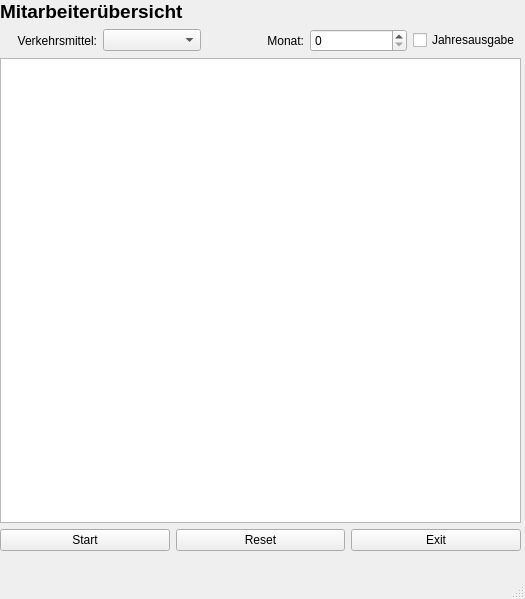
TimonHollaus/restful-webservice-TimonHollaus, file thollaus/GUI.ui: the form before one commit.
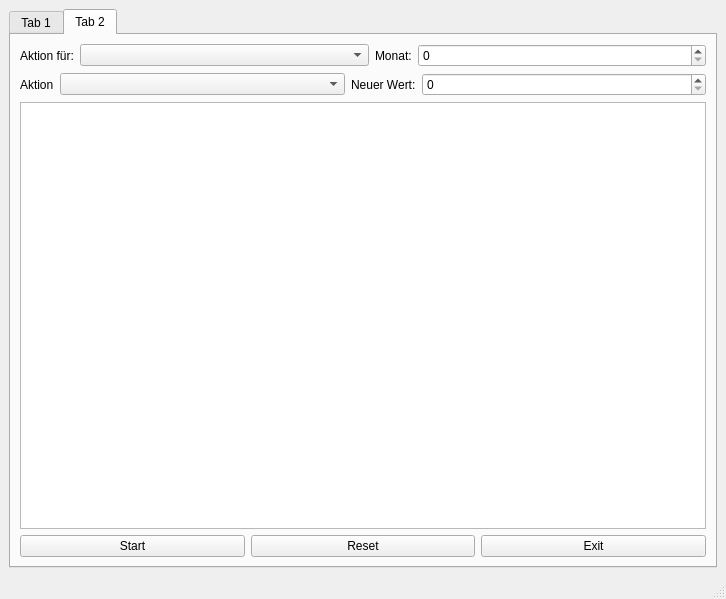
The form after the commit. The open tabs and pages were chosen to show the change.

Commit message: ADD EK part to GUI

The edit to the form file:
```diff
--- a/thollaus/GUI.ui
+++ b/thollaus/GUI.ui
@@ -6,7 +6,7 @@
    <rect>
     <x>0</x>
     <y>0</y>
-    <width>525</width>
+    <width>726</width>
     <height>599</height>
    </rect>
   </property>
@@ -14,34 +14,23 @@
    <string>MainWindow</string>
   </property>
   <widget class="QWidget" name="centralwidget">
-   <widget class="QWidget" name="verticalLayoutWidget">
-    <property name="geometry">
-     <rect>
-      <x>0</x>
-      <y>0</y>
-      <width>521</width>
-      <height>551</height>
-     </rect>
-    </property>
+   <layout class="QVBoxLayout" name="verticalLayout_4">
+    <item>
+     <widget class="QTabWidget" name="tabWidget">
+      <property name="currentIndex">
+       <number>0</number>
+      </property>
+      <widget class="QWidget" name="Mitarbeiterbersicht">
+       <attribute name="title">
+        <string>Tab 1</string>
+       </attribute>
+       <layout class="QVBoxLayout" name="verticalLayout_5">
+        <item>
     <layout class="QVBoxLayout" name="verticalLayout">
      <item>
-      <widget class="QLabel" name="label">
-       <property name="font">
-        <font>
-         <pointsize>14</pointsize>
-         <weight>75</weight>
-         <bold>true</bold>
-        </font>
-       </property>
-       <property name="text">
-        <string>Mitarbeiterübersicht</string>
-       </property>
-      </widget>
-     </item>
+           <layout class="QHBoxLayout" name="horizontalLayout_4">
      <item>
-      <layout class="QHBoxLayout" name="horizontalLayout_3">
-       <item>
-        <widget class="QLabel" name="label_2">
+             <widget class="QLabel" name="label_4">
          <property name="text">
           <string>Verkehrsmittel:</string>
          </property>
@@ -51,10 +40,10 @@
         </widget>
        </item>
        <item>
-        <widget class="QComboBox" name="comboBox_Verkehrsmittel"/>
+             <widget class="QComboBox" name="comboBox_Verkehrsmittel_2"/>
        </item>
        <item>
-        <widget class="QLabel" name="label_3">
+             <widget class="QLabel" name="label_5">
          <property name="layoutDirection">
           <enum>Qt::LeftToRight</enum>
          </property>
@@ -67,10 +56,10 @@
         </widget>
        </item>
        <item>
-        <widget class="QSpinBox" name="spinBox_monat"/>
+             <widget class="QSpinBox" name="spinBox_monat_2"/>
        </item>
        <item>
-        <widget class="QCheckBox" name="checkBox_jahresansicht">
+             <widget class="QCheckBox" name="checkBox_jahresansicht_2">
          <property name="text">
           <string>Jahresausgabe</string>
          </property>
@@ -119,7 +108,148 @@
       </layout>
      </item>
     </layout>
-   </widget>
+        </item>
+       </layout>
+      </widget>
+      <widget class="QWidget" name="AdminDashboard">
+       <attribute name="title">
+        <string>Tab 2</string>
+       </attribute>
+       <layout class="QVBoxLayout" name="verticalLayout_2">
+        <item>
+         <layout class="QVBoxLayout" name="verticalLayout_3">
+          <item>
+           <layout class="QHBoxLayout" name="horizontalLayout_6">
+            <item>
+             <widget class="QLabel" name="label_6">
+              <property name="text">
+               <string>Aktion für:</string>
+              </property>
+              <property name="alignment">
+               <set>Qt::AlignLeading|Qt::AlignLeft|Qt::AlignVCenter</set>
+              </property>
+             </widget>
+            </item>
+            <item>
+             <widget class="QComboBox" name="comboBox_Verkehrsmittel_3">
+              <property name="sizePolicy">
+               <sizepolicy hsizetype="Expanding" vsizetype="Fixed">
+                <horstretch>0</horstretch>
+                <verstretch>0</verstretch>
+               </sizepolicy>
+              </property>
+             </widget>
+            </item>
+            <item>
+             <widget class="QLabel" name="label_7">
+              <property name="layoutDirection">
+               <enum>Qt::LeftToRight</enum>
+              </property>
+              <property name="text">
+               <string>Monat:</string>
+              </property>
+              <property name="alignment">
+               <set>Qt::AlignLeading|Qt::AlignLeft|Qt::AlignVCenter</set>
+              </property>
+             </widget>
+            </item>
+            <item>
+             <widget class="QSpinBox" name="spinBox_monat_3">
+              <property name="sizePolicy">
+               <sizepolicy hsizetype="Expanding" vsizetype="Fixed">
+                <horstretch>0</horstretch>
+                <verstretch>0</verstretch>
+               </sizepolicy>
+              </property>
+             </widget>
+            </item>
+           </layout>
+          </item>
+          <item>
+           <layout class="QHBoxLayout" name="horizontalLayout">
+            <item>
+             <widget class="QLabel" name="label_8">
+              <property name="text">
+               <string>Aktion</string>
+              </property>
+             </widget>
+            </item>
+            <item>
+             <widget class="QComboBox" name="comboBox">
+              <property name="sizePolicy">
+               <sizepolicy hsizetype="Expanding" vsizetype="Fixed">
+                <horstretch>0</horstretch>
+                <verstretch>0</verstretch>
+               </sizepolicy>
+              </property>
+             </widget>
+            </item>
+            <item>
+             <widget class="QLabel" name="label">
+              <property name="text">
+               <string>Neuer Wert:</string>
+              </property>
+             </widget>
+            </item>
+            <item>
+             <widget class="QSpinBox" name="spinBox">
+              <property name="sizePolicy">
+               <sizepolicy hsizetype="Expanding" vsizetype="Fixed">
+                <horstretch>0</horstretch>
+                <verstretch>0</verstretch>
+               </sizepolicy>
+              </property>
+             </widget>
+            </item>
+           </layout>
+          </item>
+          <item>
+           <widget class="QTextBrowser" name="textBrowser_2">
+            <property name="font">
+             <font>
+              <pointsize>12</pointsize>
+             </font>
+            </property>
+           </widget>
+          </item>
+          <item>
+           <layout class="QHBoxLayout" name="horizontalLayout_7">
+            <item>
+             <widget class="QPushButton" name="pushButton_start_3">
+              <property name="layoutDirection">
+               <enum>Qt::LeftToRight</enum>
+              </property>
+              <property name="text">
+               <string>Start</string>
+              </property>
+             </widget>
+            </item>
+            <item>
+             <widget class="QPushButton" name="pushButton_reset_3">
+              <property name="text">
+               <string>Reset</string>
+              </property>
+              <property name="checkable">
+               <bool>false</bool>
+              </property>
+             </widget>
+            </item>
+            <item>
+             <widget class="QPushButton" name="pushButton_exit_3">
+              <property name="text">
+               <string>Exit</string>
+              </property>
+             </widget>
+            </item>
+           </layout>
+          </item>
+         </layout>
+        </item>
+       </layout>
+      </widget>
+     </widget>
+    </item>
+   </layout>
   </widget>
   <widget class="QMenuBar" name="menubar">
    <property name="geometry">
```
Left out of the diff: 10 changed lines with no effect on the pictures. Lines whose indentation alone changed are shown as unchanged.
